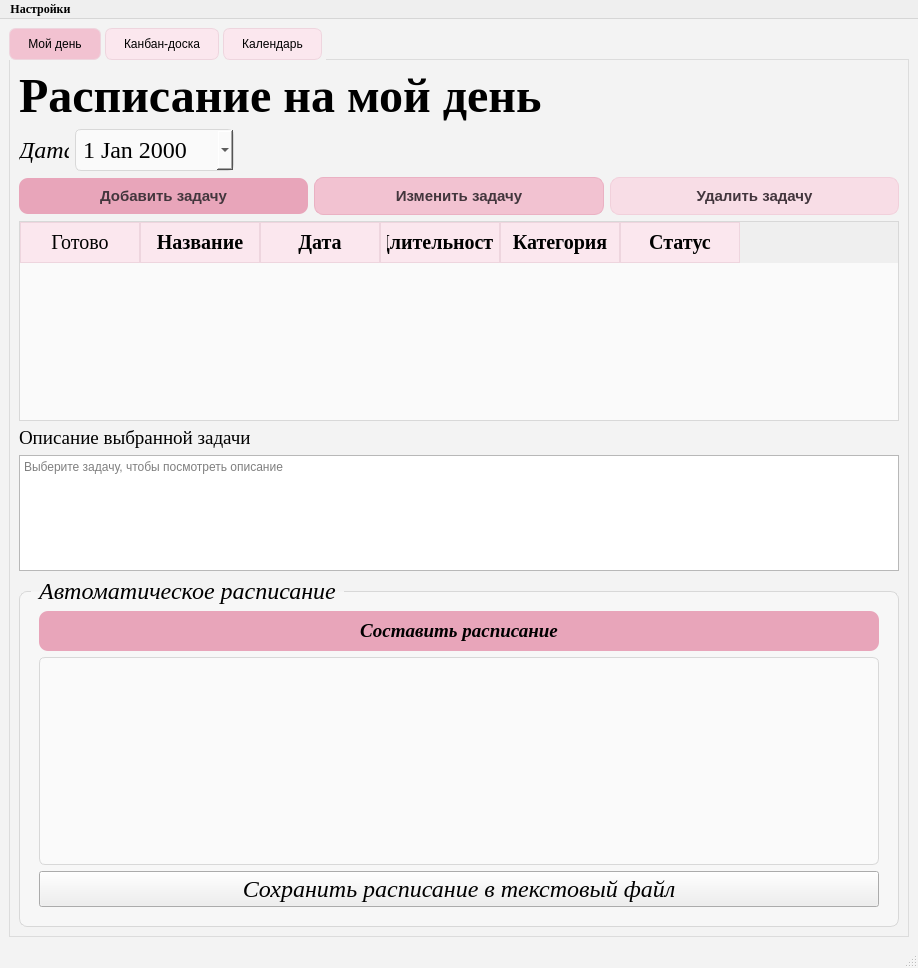
Before: the Qt Designer form app/design_ui/main_window.ui in mallkiry/Takt, drawn with Qt 5.
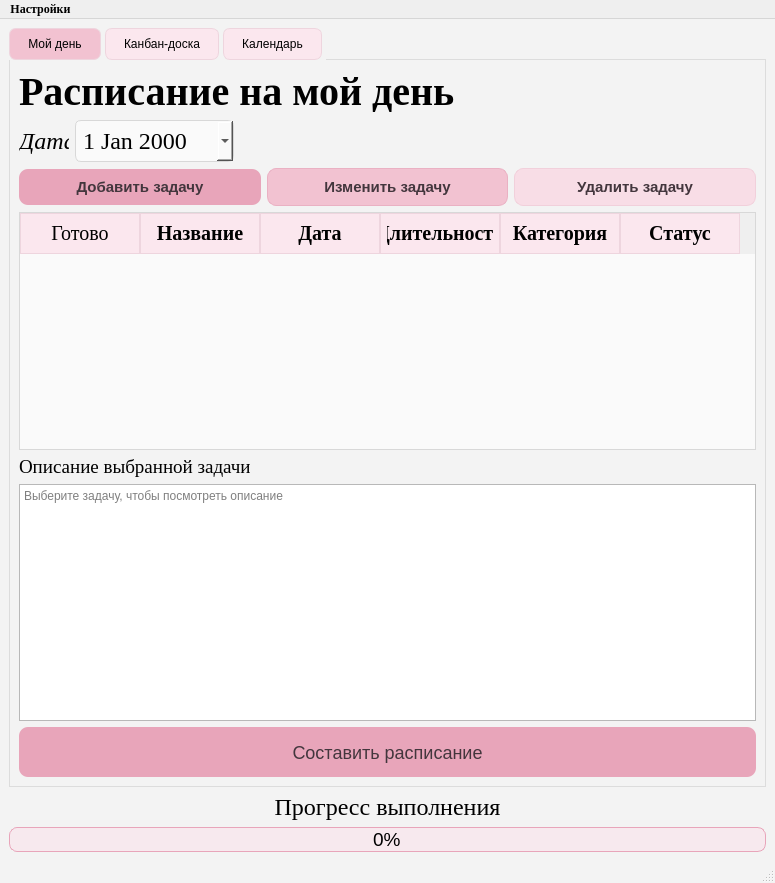
After: the same form once the commit is applied.

```diff
--- a/app/design_ui/main_window.ui
+++ b/app/design_ui/main_window.ui
@@ -9,8 +9,8 @@
    <rect>
     <x>0</x>
     <y>0</y>
-    <width>918</width>
-    <height>968</height>
+    <width>775</width>
+    <height>883</height>
    </rect>
   </property>
   <property name="maximumSize">
@@ -169,7 +169,7 @@
           <property name="font">
            <font>
             <family>Georgia</family>
-            <pointsize>36</pointsize>
+            <pointsize>30</pointsize>
             <weight>75</weight>
             <bold>true</bold>
            </font>
@@ -468,58 +468,39 @@
          </widget>
         </item>
         <item>
-         <widget class="QGroupBox" name="scheduleGroupBox">
+         <widget class="QPushButton" name="planDayButton">
           <property name="minimumSize">
            <size>
             <width>0</width>
-            <height>350</height>
-           </size>
-          </property>
-          <property name="maximumSize">
-           <size>
-            <width>16777215</width>
-            <height>400</height>
+            <height>50</height>
            </size>
           </property>
           <property name="font">
            <font>
-            <family>Georgia</family>
-            <pointsize>18</pointsize>
-            <weight>50</weight>
-            <italic>true</italic>
-            <bold>false</bold>
+            <pointsize>-1</pointsize>
            </font>
           </property>
-          <property name="title">
-           <string>Автоматическое расписание</string>
+          <property name="styleSheet">
+           <string notr="true">QPushButton {
+    background-color: #E8A5BA;
+    color: #43363D;
+    border: none;
+    border-radius: 9px;
+    padding: 9px 16px;
+    font-size: 18px;
+}
+
+QPushButton:hover {
+    background-color: #DB91AA;
+}
+
+QPushButton:pressed {
+    background-color: #CC7E99;
+}</string>
           </property>
-          <layout class="QVBoxLayout" name="verticalLayout_5">
-           <item>
-            <widget class="QPushButton" name="planDayButton">
-             <property name="font">
-              <font>
-               <family>Georgia</family>
-               <pointsize>14</pointsize>
-               <weight>75</weight>
-               <bold>true</bold>
-              </font>
-             </property>
-             <property name="text">
-              <string>Составить расписание</string>
-             </property>
-            </widget>
-           </item>
-           <item>
-            <widget class="QTextBrowser" name="scheduleBrowser"/>
-           </item>
-           <item>
-            <widget class="QPushButton" name="exportScheduleButton">
-             <property name="text">
-              <string>Сохранить расписание в текстовый файл</string>
-             </property>
-            </widget>
-           </item>
-          </layout>
+          <property name="text">
+           <string>Составить расписание</string>
+          </property>
          </widget>
         </item>
        </layout>
@@ -849,6 +830,48 @@
       </widget>
      </widget>
     </item>
+    <item>
+     <widget class="QLabel" name="progressLabel">
+      <property name="font">
+       <font>
+        <family>Georgia</family>
+        <pointsize>18</pointsize>
+       </font>
+      </property>
+      <property name="text">
+       <string>Прогресс выполнения</string>
+      </property>
+      <property name="alignment">
+       <set>Qt::AlignCenter</set>
+      </property>
+     </widget>
+    </item>
+    <item>
+     <widget class="QProgressBar" name="tasksProgressBar">
+      <property name="font">
+       <font>
+        <pointsize>14</pointsize>
+       </font>
+      </property>
+      <property name="styleSheet">
+       <string notr="true">QProgressBar {
+    border: 1px solid #E8A5BA;
+    border-radius: 8px;
+    background-color: #F7E9EE;
+    text-align: center;
+    height: 20px;
+}
+
+QProgressBar::chunk {
+    background-color: #E8A5BA;
+    border-radius: 7px;
+}</string>
+      </property>
+      <property name="value">
+       <number>0</number>
+      </property>
+     </widget>
+    </item>
    </layout>
   </widget>
   <widget class="QMenuBar" name="menubar">
@@ -856,7 +879,7 @@
     <rect>
      <x>0</x>
      <y>0</y>
-     <width>918</width>
+     <width>775</width>
      <height>37</height>
     </rect>
    </property>
```
